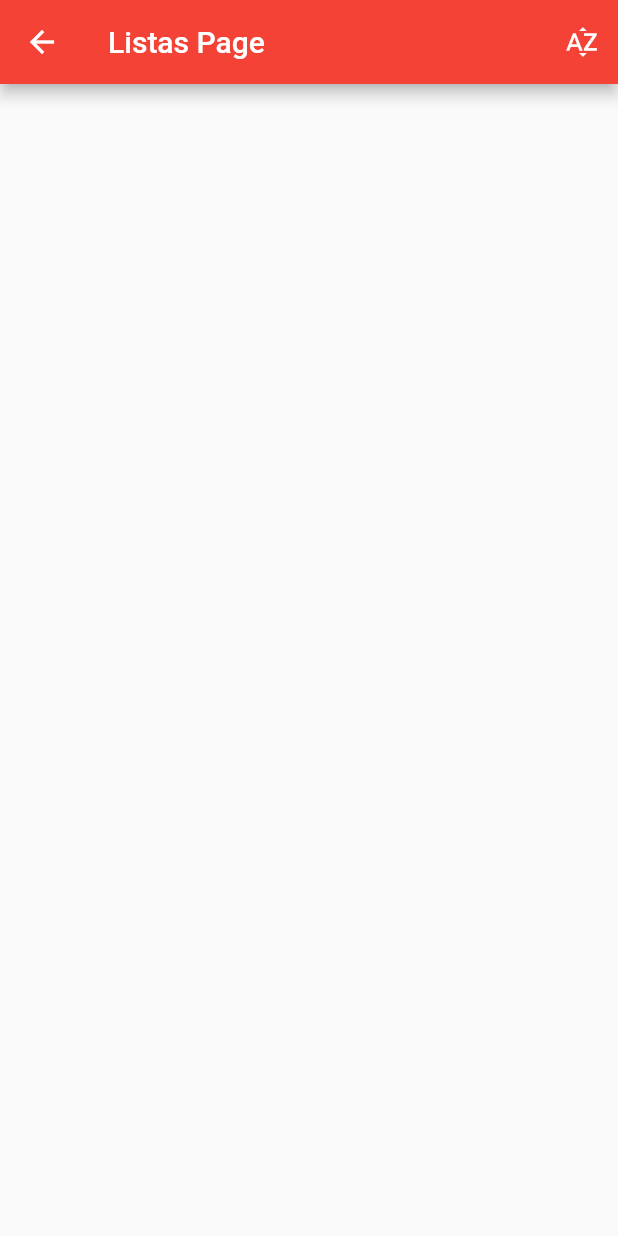
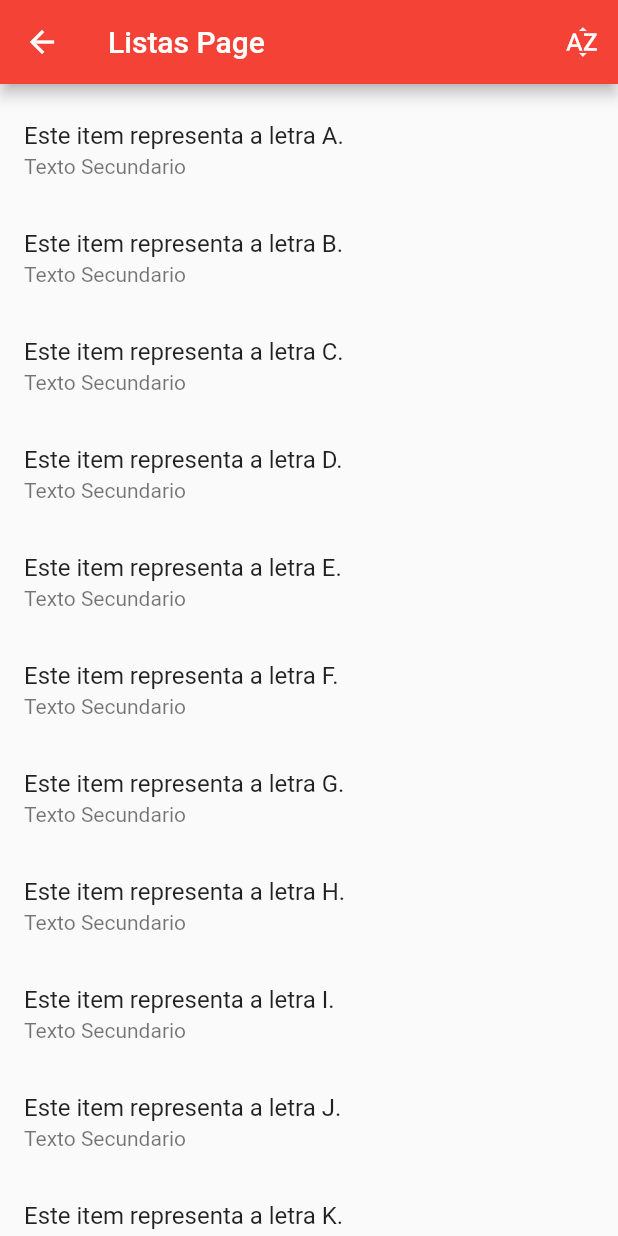
Before and after one commit to dosouza/jds_app, a Flutter app: the screen it shows after launch, in the side drawer, after a tap on "Listas", on a phone screen of 412 x 824 dp. Run offline on Flutter 3.47's test engine with Material 2 defaults, Android fonts, the phone set to English and light mode, and no system bars; missing offline and left inert: dart:ffi; network calls fail.

Commit message:
Treinamento de Listas

```diff
--- a/lib/listas_page.dart
+++ b/lib/listas_page.dart
@@ -1,18 +1,21 @@
 import 'package:flutter/material.dart';
 
 class ListasPage extends StatefulWidget {
-
-  List<String> item = <String> [
-    'A','B','C','D','E','F','G','H','I','J','K','L','M','N','O','P','Q','R','S','T','U','V','W','Y','Z'
-  ];
-
   @override
   _ListasPageState createState() =>  _ListasPageState();
 }
 
 class _ListasPageState extends State<ListasPage> {
+
+  List<String> items = <String> [
+    'A','B','C','D','E','F','G','H','I','J','K','L','M','N','O','P','Q','R','S','T','U','V','W','Y','Z'
+  ];
+
   @override
   Widget build(BuildContext context) {
+
+    Iterable<Widget> listTiles = items.map((String item) => buildListTile(context, item));
+
     return Scaffold(
       appBar: AppBar(
         title: Text('Listas Page'),
@@ -25,8 +28,24 @@ class _ListasPageState extends State<ListasPage> {
         ],
       ),
       body: Scrollbar(
-        child: ListView(),
+        child: ListView(
+          padding: EdgeInsets.symmetric(vertical: 8.0),
+          children: listTiles.toList(),
+        ),
       ),
     );
   }
 }
+
+Widget buildListTile(BuildContext context, String item) {
+  Widget secondary = const Text(
+      'Texto Secundario'
+  );
+
+  return MergeSemantics(
+    child: ListTile(
+      title: Text('Este item representa a letra $item.'),
+      subtitle: secondary,
+    ),
+  );
+}
```
